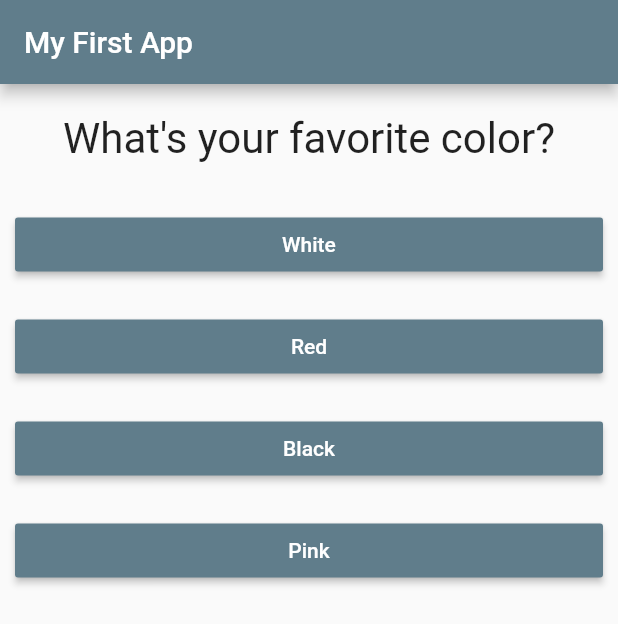
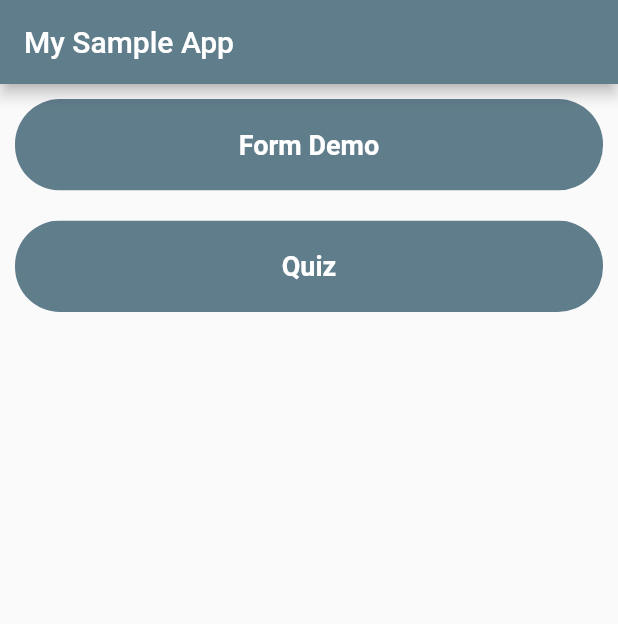
Before and after one commit to adepusai123/learn_flutter_app, a Flutter app: the screen it shows after launch, on a phone screen of 412 x 824 dp. Shown: the top 624 px of the screen. Run offline on Flutter 3.47's test engine with Material 2 defaults, Android fonts, the phone set to English and light mode, and no system bars.

Commit message:
Quiz Screen & Welcome screens added

```diff
--- /dev/null
+++ b/lib/components/rounded_button.dart
@@ -0,0 +1,39 @@
+import 'package:flutter/material.dart';
+
+class RoundButton extends StatelessWidget {
+  final String btnLabel;
+  final Function press;
+  final Color color;
+  final Color textColor;
+  const RoundButton({
+    Key key,
+    this.btnLabel,
+    this.press,
+    this.color = Colors.blueGrey,
+    this.textColor = Colors.white,
+  }) : super(key: key);
+
+  @override
+  Widget build(BuildContext context) {
+    return Container(
+      width: double.infinity,
+      margin: EdgeInsets.symmetric(vertical: 10, horizontal: 10),
+      child: ClipRRect(
+        borderRadius: BorderRadius.circular(30),
+        child: FlatButton(
+          padding: EdgeInsets.symmetric(vertical: 20, horizontal: 40),
+          color: color,
+          child: Text(
+            btnLabel,
+            style: TextStyle(
+              color: textColor,
+              fontSize: 18,
+              fontWeight: FontWeight.bold,
+            ),
+          ),
+          onPressed: press,
+        ),
+      ),
+    );
+  }
+}
--- a/lib/main.dart
+++ b/lib/main.dart
@@ -1,6 +1,5 @@
 import 'package:flutter/material.dart';
-import './quiz.dart';
-import './result.dart';
+import './screens/welcome_screen.dart';
 
 void main() {
   runApp(MyApp());
@@ -15,74 +14,16 @@ class MyApp extends StatefulWidget {
 }
 
 class _MyAppState extends State<MyApp> {
-  var _questionIndex = 0;
-  var _totalScore = 0;
-  static var _questions = const [
-    {
-      "questionText": "What's your favorite color?",
-      "answers": [
-        {"text": "White", "score": 10},
-        {"text": "Red", "score": 5},
-        {"text": "Black", "score": 8},
-        {"text": "Pink", "score": 2},
-      ]
-    },
-    {
-      "questionText": "What's your favorite animal?",
-      "answers": [
-        {"text": "Dog", "score": 8},
-        {"text": "Cat", "score": 2},
-        {"text": "Lion", "score": 10},
-        {"text": "Elephant", "score": 5},
-      ]
-    },
-    {
-      "questionText": "What's your favorite anime?",
-      "answers": [
-        {"text": "Naruto", "score": 10},
-        {"text": "Boruto", "score": 8},
-        {"text": "Dragon Ball Z", "score": 5},
-        {"text": "One piece", "score": 2},
-      ]
-    }
-  ];
-
-  void _answerQuestion(score) {
-    _totalScore += score;
-    setState(() {
-      _questionIndex = _questionIndex + 1;
-    });
-    if (_questionIndex < _questions.length) {
-      print('You have more questions');
-    }
-  }
-
-  void _resetIndex() {
-    setState(() {
-      _questionIndex = 0;
-      _totalScore = 0;
-    });
-  }
-
   @override
   Widget build(BuildContext context) {
     return MaterialApp(
         home: Scaffold(
       appBar: AppBar(
-        title: Text('My First App'),
+        title: Text('My Sample App'),
         backgroundColor: Colors.blueGrey,
       ),
       // we can use Row also if we want
-      body: _questionIndex < _questions.length
-          ? Quiz(
-              questions: _questions,
-              questionIndex: _questionIndex,
-              answerQuestion: _answerQuestion,
-            )
-          : Result(
-              score: _totalScore,
-              press: _resetIndex,
-            ),
+      body: WelcomeScreen(),
     ));
   }
 }
--- a/lib/answer.dart
+++ b/lib/screens/quiz_screens/answer.dart
@@ -1,4 +1,5 @@
 import 'package:flutter/material.dart';
+import 'package:learn_flutter_app/components/rounded_button.dart';
 
 class Answer extends StatelessWidget {
   final Function press;
@@ -9,11 +10,11 @@ class Answer extends StatelessWidget {
     return Container(
       width: double.infinity,
       margin: EdgeInsets.all(10),
-      child: RaisedButton(
-        color: Colors.blueGrey,
-        textColor: Colors.white,
-        child: Text(text),
-        onPressed: press,
+      child: RoundButton(
+        color: Colors.amberAccent,
+        textColor: Colors.black,
+        btnLabel: text,
+        press: press,
       ),
     );
   }
--- a/lib/quiz.dart
+++ b/lib/screens/quiz_screens/quiz.dart
@@ -1,5 +1,4 @@
 import 'package:flutter/material.dart';
-
 import './question.dart';
 import 'answer.dart';
 
--- a/lib/result.dart
+++ b/lib/screens/quiz_screens/result.dart
@@ -33,7 +33,7 @@ class Result extends StatelessWidget {
                 color: Colors.green,
                 fontSize: 36,
                 fontWeight: FontWeight.bold)),
-        FlatButton(child: Text("Restart Quiz"), onPressed: press)
+        RaisedButton(child: Text("Restart Quiz"), onPressed: press)
       ],
     ));
   }
--- /dev/null
+++ b/lib/screens/welcome_screen.dart
@@ -0,0 +1,30 @@
+import 'package:flutter/material.dart';
+import 'package:learn_flutter_app/screens/quiz_screens/quiz_screen.dart';
+import '../components/rounded_button.dart';
+
+class WelcomeScreen extends StatelessWidget {
+  @override
+  Widget build(BuildContext context) {
+    return Column(
+      children: [
+        RoundButton(
+          btnLabel: 'Form Demo',
+          press: () {},
+        ),
+        RoundButton(
+          btnLabel: 'Quiz',
+          press: () {
+            Navigator.push(
+              context,
+              MaterialPageRoute(
+                builder: (context) {
+                  return QuizScreen();
+                },
+              ),
+            );
+          },
+        ),
+      ],
+    );
+  }
+}
```
Also changed, not shown: lib/screens/quiz_screens/quiz_screen.dart (added, +83 -0 lines), lib/screens/quiz_screens/question.dart (renamed from lib/question.dart).
